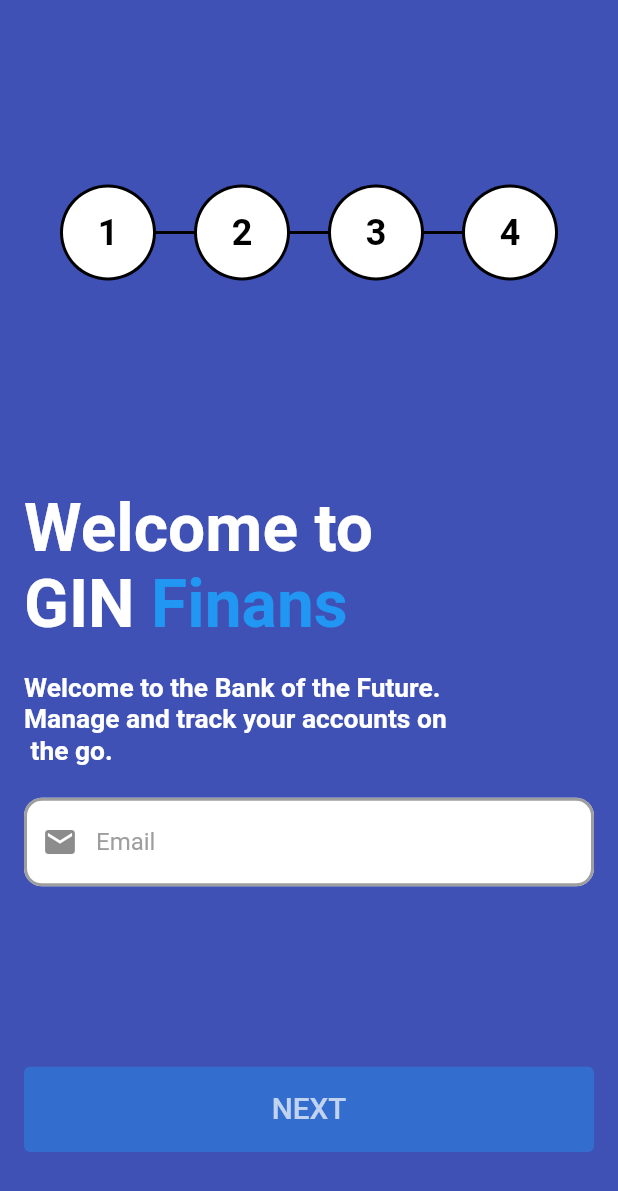
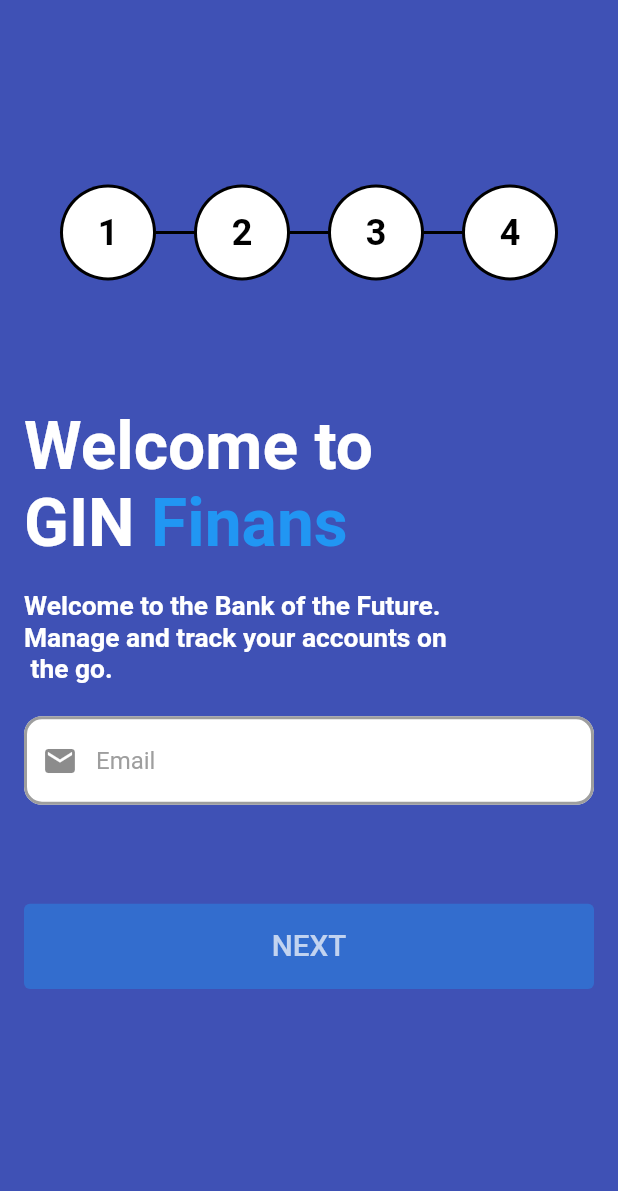
Before and after one commit to imsanjaysah/flutter_registration, a Flutter app: the screen it shows after launch, on a phone screen of 412 x 824 dp. Shown: the top 1191 px of the screen. Run offline on Flutter 3.47's test engine with Material 2 defaults, Android fonts, the light colour scheme and no system bars; Roboto replaces fonts that are missing (Muli).

Commit message:
Scroll issue fixed

```diff
--- a/lib/screens/registration/registration_main_screen.dart
+++ b/lib/screens/registration/registration_main_screen.dart
@@ -30,15 +30,19 @@ class _RegistrationMainScreenState extends State<RegistrationMainScreen> {
     );
   }
 
-  Widget get _body => Container(
+  Widget get _body => SingleChildScrollView(
+    child: Container(
       margin: EdgeInsets.only(left: 16, top: 56, right: 16, bottom: 56),
       child: Column(
-          mainAxisAlignment: MainAxisAlignment.spaceBetween,
+            //mainAxisAlignment: MainAxisAlignment.spaceBetween,
             children: [
               RegistrationSteps(_stepsCompleted),
+              SizedBox(height: SizeConfig.screenHeight * 0.08),
               _currentRegistrationStepPage,
+              SizedBox(height: SizeConfig.screenHeight * 0.08),
               _nextButton
             ],
+          ),
     ),
   );
 
```
Lines whose indentation alone changed are shown as unchanged.
